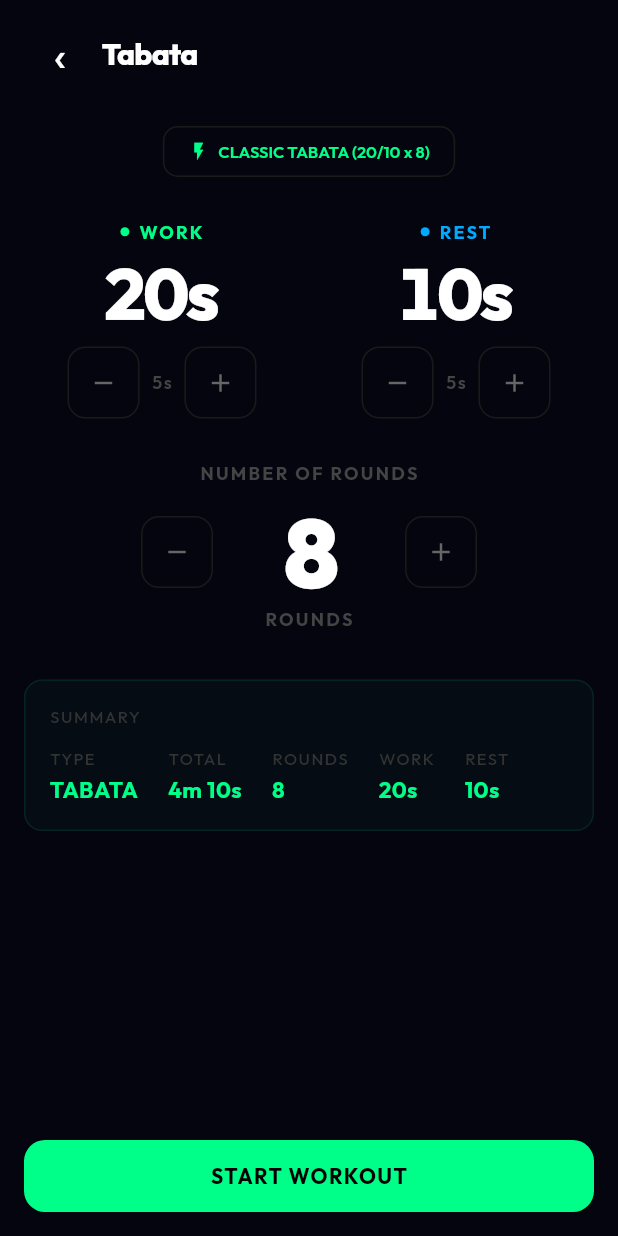
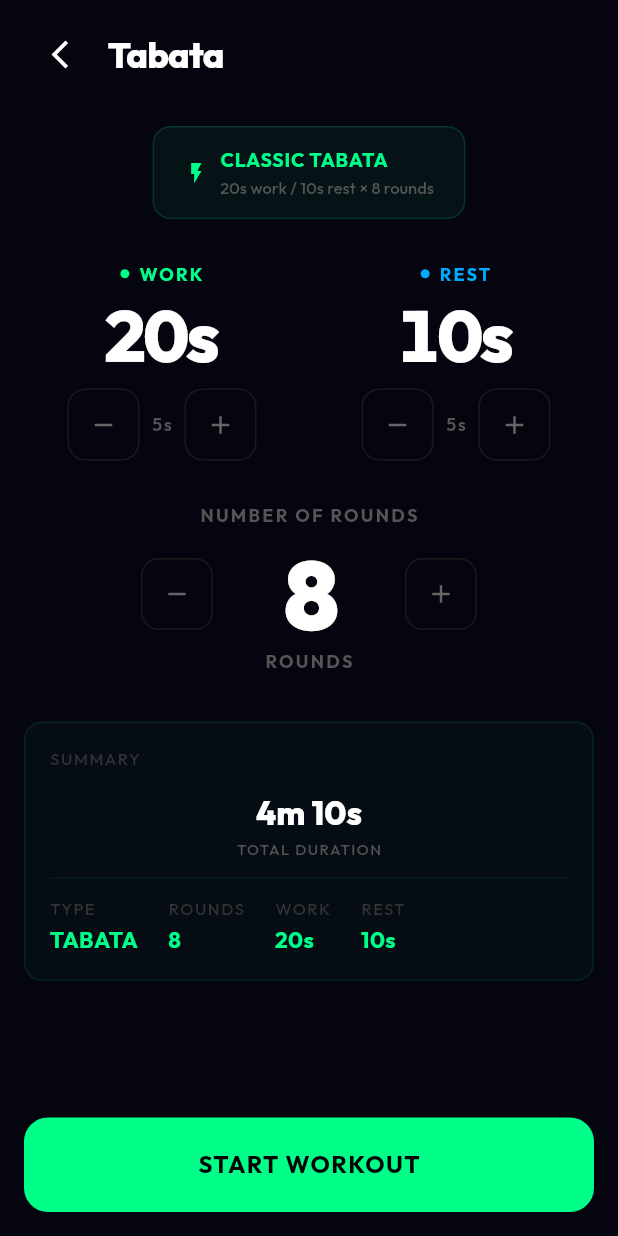
Before and after one commit to garethbaumgart/wod-timer, a Flutter app: the TabataSetupPage screen opened directly, on a phone screen of 412 x 824 dp. Run offline on Flutter 3.47's test engine with Material 3 defaults, Android fonts, the phone set to English and light mode, and no system bars; our stand-ins replace audioplayers, flutter_riverpod, fpdart, freezed_annotation, get_it, go_router and 6 more; missing offline and left inert: audio_session; accounts and stored records are empty; generated files the repository leaves out were written again.

Commit message:
feat: tighten UX visual hierarchy across all screens
Emphasize important actions and info with 10 targeted improvements:
- Home: bigger strips (24px), trailing chevrons, 12px gaps
- Headers: icon back button, 24px title across all setup + settings
- Pickers: brighter label color (#444→#555) for readability
- Summary card: hero total duration row (22px white) with separator
- START button: taller (56px), larger font (16px), 16px radius
- Active timer: bigger pill badge (13px), bolder round info (14px)
- Completed: larger celebration (56px check, 28px title), stat cards
- For Time: filled selected toggle with 8% opacity background
- Tabata: 2-line classic preset button with green fill
- Settings: section group headers (Display, Audio, About)

Co-Authored-By: Claude Opus 4.5 <noreply@anthropic.com>

```diff
--- a/lib/core/presentation/theme/app_typography.dart
+++ b/lib/core/presentation/theme/app_typography.dart
@@ -116,7 +116,7 @@ abstract class AppTypography {
 
   // Pill badge text
   static TextStyle get pillBadge => GoogleFonts.outfit(
-        fontSize: 10,
+        fontSize: 13,
         fontWeight: FontWeight.w700,
         letterSpacing: 2,
       );
--- a/lib/features/timer/presentation/pages/tabata_setup_page.dart
+++ b/lib/features/timer/presentation/pages/tabata_setup_page.dart
@@ -107,23 +107,21 @@ class _TabataSetupPageState extends ConsumerState<TabataSetupPage> {
                 width: 48,
                 height: 48,
                 child: Center(
-                  child: Text(
-                    '\u2039',
-                    style: TextStyle(
-                      fontSize: 32,
-                      color: AppColors.textPrimaryDark,
-                      height: 1,
-                    ),
+                  child: Icon(
+                    Icons.arrow_back_ios_new,
+                    size: 22,
+                    color: AppColors.textPrimaryDark,
                   ),
                 ),
               ),
             ),
           ),
-          const SizedBox(width: 4),
+          const SizedBox(width: 8),
           Text(
             'Tabata',
             style: AppTypography.sectionHeader.copyWith(
               color: AppColors.textPrimaryDark,
+              fontSize: 24,
             ),
           ),
         ],
@@ -291,30 +289,46 @@ class _TabataSetupPageState extends ConsumerState<TabataSetupPage> {
       child: GestureDetector(
         onTap: _applyClassicTabata,
         child: Container(
-          padding: const EdgeInsets.symmetric(horizontal: 16, vertical: 8),
+          padding: const EdgeInsets.symmetric(horizontal: 20, vertical: 12),
           decoration: BoxDecoration(
-            borderRadius: BorderRadius.circular(10),
+            borderRadius: BorderRadius.circular(12),
             border: Border.all(
-              color: AppColors.border,
+              color: AppColors.primary.withValues(alpha: 0.15),
               width: 1,
             ),
+            color: AppColors.primary.withValues(alpha: 0.05),
           ),
           child: Row(
             mainAxisSize: MainAxisSize.min,
             children: [
               const Icon(
                 Icons.flash_on,
-                size: 14,
+                size: 16,
                 color: AppColors.primary,
               ),
-              const SizedBox(width: 6),
-              Text(
-                'CLASSIC TABATA (20/10 x 8)',
-                style: AppTypography.bodySmall.copyWith(
-                  fontSize: 11,
-                  fontWeight: FontWeight.w600,
-                  color: AppColors.primary,
-                ),
+              const SizedBox(width: 8),
+              Column(
+                crossAxisAlignment: CrossAxisAlignment.start,
+                children: [
+                  Text(
+                    'CLASSIC TABATA',
+                    style: AppTypography.bodySmall.copyWith(
+                      fontSize: 13,
+                      fontWeight: FontWeight.w700,
+                      color: AppColors.primary,
+                      letterSpacing: 0.5,
+                    ),
+                  ),
+                  const SizedBox(height: 1),
+                  Text(
+                    '20s work / 10s rest \u00D7 8 rounds',
+                    style: AppTypography.bodySmall.copyWith(
+                      fontSize: 11,
+                      fontWeight: FontWeight.w500,
+                      color: const Color(0xFF555555),
+                    ),
+                  ),
+                ],
               ),
             ],
           ),
@@ -382,7 +396,7 @@ class _TabataSetupPageState extends ConsumerState<TabataSetupPage> {
                   fontSize: 12,
                   fontWeight: FontWeight.w600,
                   letterSpacing: 1,
-                  color: const Color(0xFF444444),
+                  color: const Color(0xFF555555),
                 ),
               ),
             ),
@@ -411,18 +425,19 @@ class _TabataSetupPageState extends ConsumerState<TabataSetupPage> {
           onTap: isValid ? _onStart : null,
           child: Container(
           width: double.infinity,
-          padding: const EdgeInsets.symmetric(vertical: 14),
+          padding: const EdgeInsets.symmetric(vertical: 20),
           decoration: BoxDecoration(
             color: isValid
                 ? AppColors.primary
                 : AppColors.primary.withValues(alpha: 0.3),
-            borderRadius: BorderRadius.circular(14),
+            borderRadius: BorderRadius.circular(16),
           ),
           child: Center(
             child: Text(
               'START WORKOUT',
               style: AppTypography.buttonLarge.copyWith(
                 color: Colors.black,
+                fontSize: 16,
               ),
             ),
           ),
@@ -438,12 +453,12 @@ class _TabataSetupPageState extends ConsumerState<TabataSetupPage> {
       onTap: isValid ? _onStart : null,
       child: Container(
         width: double.infinity,
-        padding: const EdgeInsets.symmetric(vertical: 14),
+        padding: const EdgeInsets.symmetric(vertical: 20),
         decoration: BoxDecoration(
           color: isValid
               ? AppColors.primary
               : AppColors.primary.withValues(alpha: 0.3),
-          borderRadius: BorderRadius.circular(14),
+          borderRadius: BorderRadius.circular(16),
         ),
         child: Center(
           child: Text(
--- a/lib/features/timer/presentation/widgets/duration_picker.dart
+++ b/lib/features/timer/presentation/widgets/duration_picker.dart
@@ -137,7 +137,7 @@ class _DurationPickerState extends State<DurationPicker> {
             child: Text(
               widget.label!.toUpperCase(),
               style: AppTypography.labelSmall.copyWith(
-                color: const Color(0xFF444444),
+                color: const Color(0xFF555555),
                 letterSpacing: 1.5,
                 fontSize: 12,
               ),
@@ -169,7 +169,7 @@ class _DurationPickerState extends State<DurationPicker> {
                   fontSize: 12,
                   fontWeight: FontWeight.w600,
                   letterSpacing: 1,
-                  color: const Color(0xFF444444),
+                  color: const Color(0xFF555555),
                 ),
               ),
             ),
@@ -195,7 +195,7 @@ class _DurationPickerState extends State<DurationPicker> {
                     fontSize: 12,
                     fontWeight: FontWeight.w600,
                     letterSpacing: 1,
-                    color: const Color(0xFF444444),
+                    color: const Color(0xFF555555),
                   ),
                 ),
               ),
--- a/lib/features/timer/presentation/widgets/round_picker.dart
+++ b/lib/features/timer/presentation/widgets/round_picker.dart
@@ -75,7 +75,7 @@ class _RoundPickerState extends State<RoundPicker> {
             child: Text(
               widget.label!.toUpperCase(),
               style: AppTypography.labelSmall.copyWith(
-                color: const Color(0xFF444444),
+                color: const Color(0xFF555555),
                 letterSpacing: 1.5,
                 fontSize: 12,
               ),
@@ -115,7 +115,7 @@ class _RoundPickerState extends State<RoundPicker> {
         Text(
           _rounds == 1 ? 'ROUND' : 'ROUNDS',
           style: AppTypography.labelSmall.copyWith(
-            color: const Color(0xFF444444),
+            color: const Color(0xFF555555),
             letterSpacing: 1.5,
             fontSize: 12,
           ),
--- a/lib/features/timer/presentation/widgets/workout_summary_card.dart
+++ b/lib/features/timer/presentation/widgets/workout_summary_card.dart
@@ -61,6 +61,34 @@ class WorkoutSummaryCard extends StatelessWidget {
               ),
             ),
             const SizedBox(height: 12),
+            // Hero total duration row
+            Center(
+              child: Column(
+                children: [
+                  Text(
+                    _formatDuration(totalDuration),
+                    style: AppTypography.workoutTitle.copyWith(
+                      color: Colors.white,
+                      fontSize: 22,
+                    ),
+                  ),
+                  const SizedBox(height: 2),
+                  Text(
+                    'TOTAL DURATION',
+                    style: AppTypography.summaryLabel.copyWith(
+                      color: const Color(0xFF555555),
+                      fontSize: 10,
+                    ),
+                  ),
+                ],
+              ),
+            ),
+            const SizedBox(height: 12),
+            Container(
+              height: 1,
+              color: const Color(0xFF00FF88).withValues(alpha: 0.06),
+            ),
+            const SizedBox(height: 12),
             // Summary items in a wrap
             Wrap(
               spacing: 20,
@@ -69,10 +97,6 @@ class WorkoutSummaryCard extends StatelessWidget {
                 _buildSummaryItem(
                   label: 'TYPE',
                   value: timerType.toUpperCase(),
-                ),
-                _buildSummaryItem(
-                  label: 'TOTAL',
-                  value: _formatDuration(totalDuration),
                 ),
                 if (rounds != null)
                   _buildSummaryItem(
```
Also changed, not shown: lib/core/presentation/pages/settings_page.dart (+26 -8 lines), lib/core/presentation/router/placeholder_pages.dart (+19 -8 lines), lib/features/timer/presentation/pages/amrap_setup_page.dart (+11 -12 lines), lib/features/timer/presentation/pages/emom_setup_page.dart (+11 -12 lines), lib/features/timer/presentation/pages/for_time_setup_page.dart (+16 -14 lines), lib/features/timer/presentation/pages/timer_active_page.dart (+105 -32 lines).
